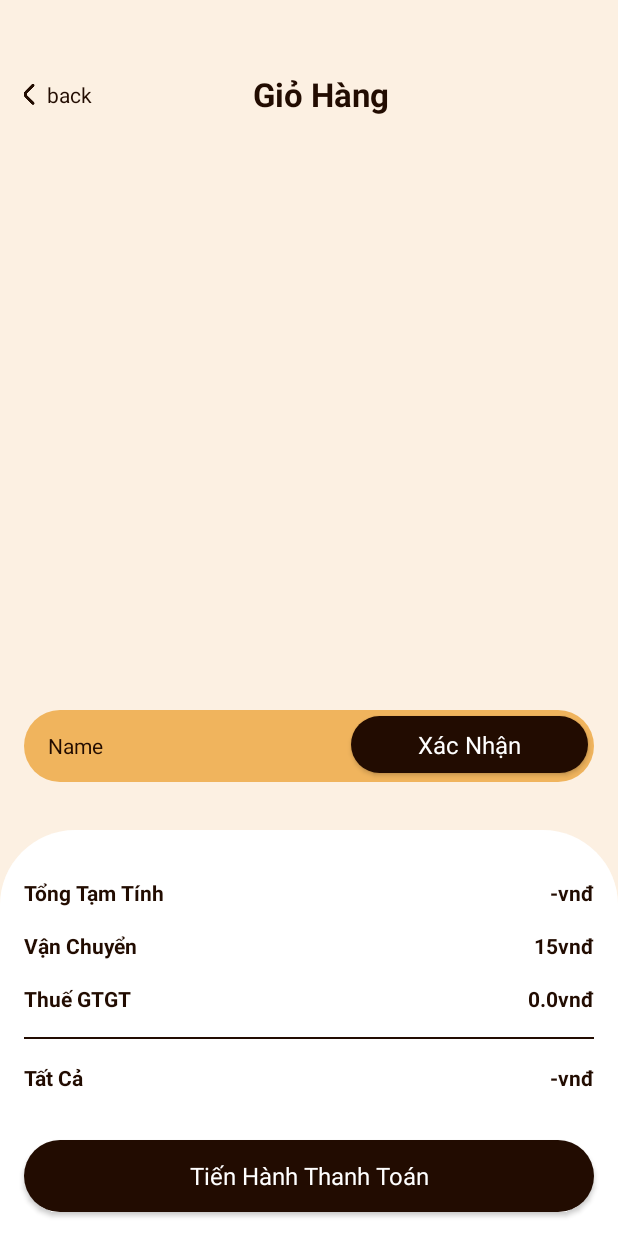
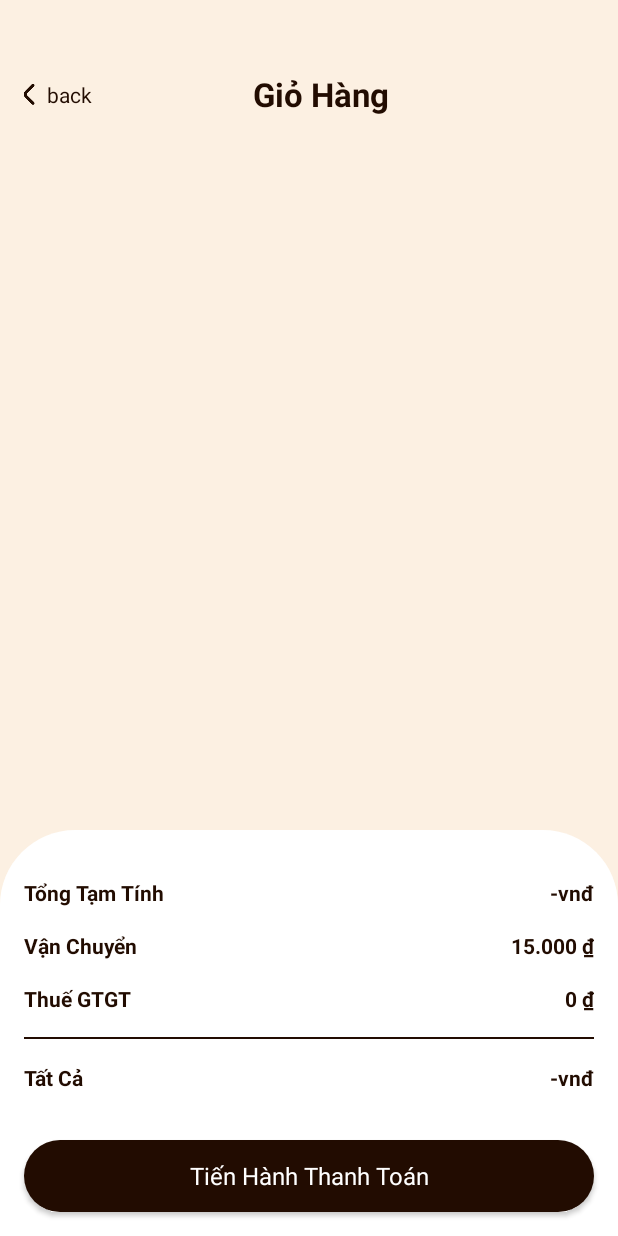
Before and after one commit to 22130230-TranNgocQuang/ltmobile_coffeeshop, an Android app: the CartActivity screen opened directly, with no data from a screen before it, on a phone screen of 412 x 824 dp. Run offline under Robolectric (Android 15) with nearby library versions, the phone set to English and light mode, and no system bars; libraries missing offline, so code that uses them is left out: com.uilover.project195; 8 statements that could not run were skipped.

Commit message:
format gia tien

```diff
--- a/app/src/main/java/com/example/ltmobile_coffeeshop/Activity/CartActivity.kt
+++ b/app/src/main/java/com/example/ltmobile_coffeeshop/Activity/CartActivity.kt
@@ -14,6 +14,8 @@ import com.example.ltmobile_coffeeshop.databinding.ActivityCartBinding
 import com.example.ltmobile_coffeeshop.databinding.ViewholderCartBinding
 import com.example.project1762.Helper.ManagmentCart
 import com.uilover.project195.Helper.ChangeNumberItemsListener
+import java.text.NumberFormat
+import java.util.Locale
 
 class CartActivity : AppCompatActivity() {
     lateinit var binding: ActivityCartBinding
@@ -73,15 +75,20 @@ class CartActivity : AppCompatActivity() {
 
     private fun calculateCart() {
         val percentTax = 0.02
-        val delivery = 15
-        tax = Math.round((managmentCart.getTotalFee()*percentTax)*100)/100.0
-        val total = Math.round((managmentCart.getTotalFee()+tax+delivery)*100)/100
-        val itemTotal = Math.round(managmentCart.getTotalFee()*100)/100
+        val delivery = 15000
+        val rawSubtotal = managmentCart.getTotalFee()
+
+        tax = (rawSubtotal * percentTax)
+        val total = rawSubtotal + tax + delivery
+        val itemTotal = rawSubtotal
+
+        val formatter = NumberFormat.getCurrencyInstance(Locale("vi", "VN"))
+
         binding.apply {
-            totalFeeTxt.text = "${itemTotal}vnđ"
-            taxTxt.text = "${tax}vnđ"
-            deliveryTxt.text = "${delivery}vnđ"
-            totalTxt.text = "${total}vnđ"
+            totalFeeTxt.text = formatter.format(itemTotal)
+            taxTxt.text = formatter.format(tax)
+            deliveryTxt.text = formatter.format(delivery)
+            totalTxt.text = formatter.format(total)
         }
     }
 }
--- a/app/src/main/res/layout/activity_cart.xml
+++ b/app/src/main/res/layout/activity_cart.xml
@@ -71,46 +71,6 @@
                 android:layout_height="match_parent" />
         </LinearLayout>
     </ScrollView>
-
-    <LinearLayout
-        android:layout_width="match_parent"
-        android:layout_height="48dp"
-        android:layout_marginHorizontal="16dp"
-        android:layout_marginBottom="32dp"
-        android:background="@drawable/orange_bg"
-        android:orientation="horizontal"
-        app:layout_constraintBottom_toTopOf="@+id/linearLayout2"
-        app:layout_constraintEnd_toEndOf="parent"
-        app:layout_constraintStart_toStartOf="parent">
-
-        <EditText
-            android:id="@+id/editTextText"
-            android:layout_width="wrap_content"
-            android:layout_height="match_parent"
-            android:layout_weight="1"
-            android:background="#00000000"
-            android:ems="10"
-            android:hint="Nhập mã giảm giá ở đây"
-            android:inputType="text"
-            android:paddingStart="16dp"
-            android:text="Name"
-            android:textColor="@color/darkBrown"
-            android:textColorHint="@color/darkBrown"
-            android:textSize="14sp" />
-
-        <androidx.appcompat.widget.AppCompatButton
-            android:id="@+id/button"
-            style="@android:style/Widget.Button"
-            android:layout_width="100dp"
-            android:layout_height="38dp"
-            android:layout_marginEnd="4dp"
-            android:layout_weight="1"
-            android:background="@drawable/brown_full_corner_bg"
-            android:text="Xác Nhận"
-            android:textColor="@color/white"
-            android:textSize="16sp" />
-
-    </LinearLayout>
 
     <LinearLayout
         android:id="@+id/linearLayout2"
--- a/app/src/main/res/layout/activity_main.xml
+++ b/app/src/main/res/layout/activity_main.xml
@@ -318,6 +318,6 @@
                         android:textSize="10sp" />
                 </LinearLayout>
             </LinearLayout>
-        </com.google.android.material.bottomnavigation.BottomNavigationView> <!-- ✅ đúng tên class -->
+        </com.google.android.material.bottomnavigation.BottomNavigationView>
     </androidx.coordinatorlayout.widget.CoordinatorLayout>
 </androidx.constraintlayout.widget.ConstraintLayout>
--- a/app/src/main/res/layout/viewholder_popular.xml
+++ b/app/src/main/res/layout/viewholder_popular.xml
@@ -53,7 +53,7 @@
         android:layout_height="wrap_content"
         android:layout_marginStart="8dp"
         android:layout_marginBottom="12dp"
-        android:text="$-"
+        android:text="-vnđ"
         android:textColor="@color/darkBrown"
         android:textSize="16dp"
         android:textStyle="bold"
```
Also changed, not shown: app/src/main/java/com/example/ltmobile_coffeeshop/Activity/DetailActivity.kt (+14 -4 lines), app/src/main/java/com/example/ltmobile_coffeeshop/Activity/MyOrderActivity.kt (+13 -2 lines), app/src/main/java/com/example/ltmobile_coffeeshop/Adapter/CartAdapter.kt (+6 -3 lines), app/src/main/java/com/example/ltmobile_coffeeshop/Adapter/ItemsListCategoryAdapter.kt (+13 -3 lines), app/src/main/java/com/example/ltmobile_coffeeshop/Adapter/MyOrderAdapter.kt (+7 -2 lines), app/src/main/java/com/example/ltmobile_coffeeshop/Adapter/PopularAdapter.kt (+12 -2 lines), app/src/main/res/layout/activity_detail.xml (+7 -7 lines).
